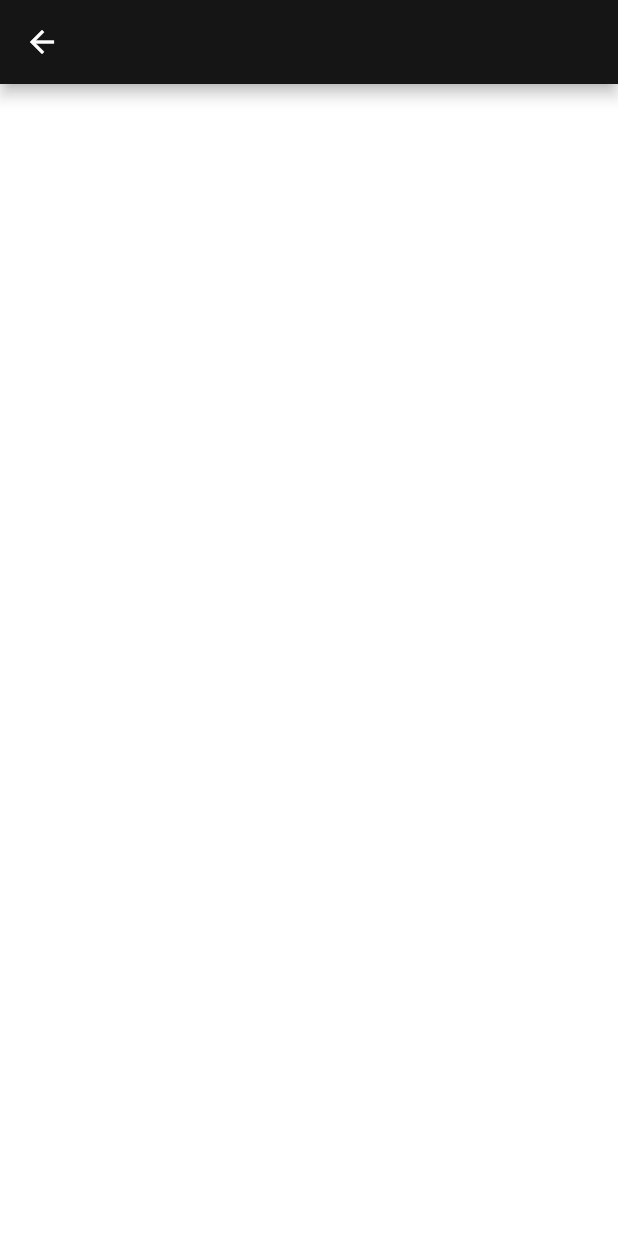
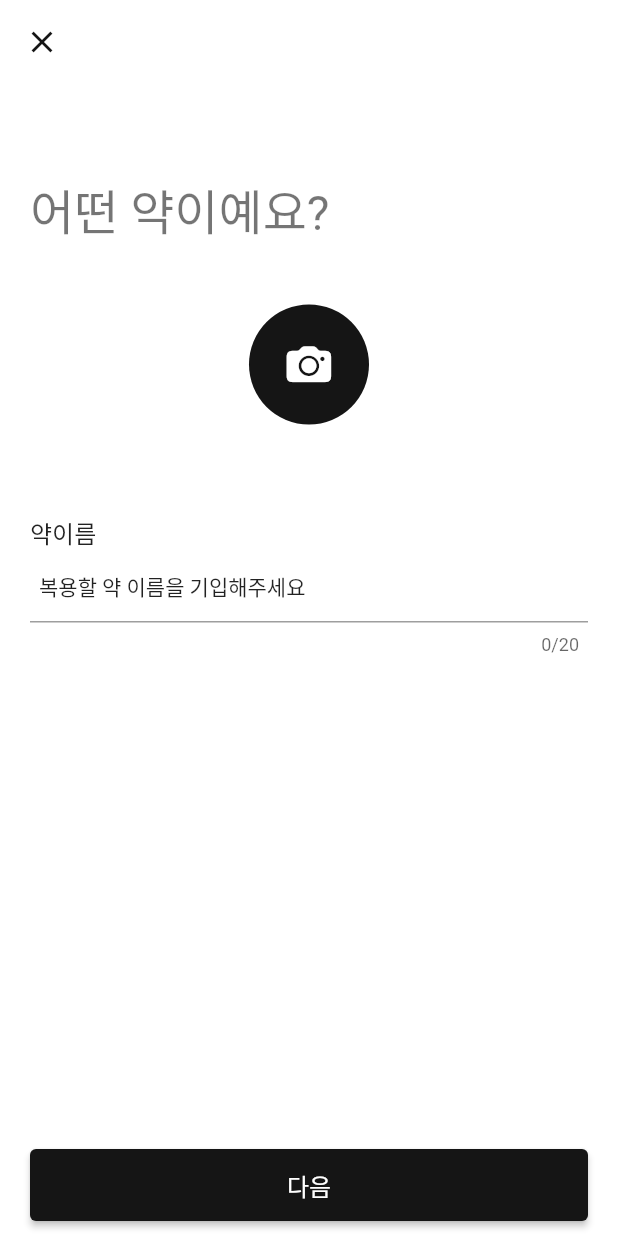
Before and after one commit to An-miyoung/clone_coding_flutter, a Flutter app: the AddMedicinePage screen opened directly, on a phone screen of 412 x 824 dp. Run offline on Flutter 3.47's test engine with Material 2 defaults, Android fonts, the phone set to English and light mode, and no system bars; our stand-ins replace image_picker; Roboto replaces fonts that are missing (GmarketSansTTF).

Commit message:
feat:image_picker

```diff
--- /dev/null
+++ b/lib/component/dory_constants.dart
@@ -0,0 +1,17 @@
+import 'package:flutter/material.dart';
+
+const double regularSpace = 20.0;
+
+const double largeSpace = 40.0;
+
+const double smallSpace = 10.0;
+
+const double submitButtonHeight = 48.0;
+
+const EdgeInsetsGeometry pagePadding = EdgeInsets.all(20.0);
+
+const EdgeInsetsGeometry textFieldContentPadding =
+    EdgeInsets.symmetric(horizontal: 6);
+
+const EdgeInsetsGeometry submitButtonBoxPadding =
+    EdgeInsets.symmetric(horizontal: 20, vertical: 10);
--- a/lib/component/dory_themes.dart
+++ b/lib/component/dory_themes.dart
@@ -8,6 +8,7 @@ class DoryThemes {
         scaffoldBackgroundColor: Colors.white,
         splashColor: Colors.white,
         brightness: Brightness.light,
+        appBarTheme: _appBarTheme,
         textTheme: _textTheme,
       );
 
@@ -18,6 +19,12 @@ class DoryThemes {
         brightness: Brightness.dark,
         textTheme: _textTheme,
       );
+
+  static const AppBarTheme _appBarTheme = AppBarTheme(
+    backgroundColor: Colors.white,
+    iconTheme: IconThemeData(color: DoryColors.primaryColor),
+    elevation: 0,
+  );
 
   static const TextTheme _textTheme = TextTheme(
     headline4: TextStyle(
--- a/lib/pages/add_medicine/add_medicine_page.dart
+++ b/lib/pages/add_medicine/add_medicine_page.dart
@@ -1,12 +1,117 @@
+import 'dart:io';
+
+import 'package:clone_flutter_app/component/dory_constants.dart';
+import 'package:flutter/cupertino.dart';
 import 'package:flutter/material.dart';
+import 'package:image_picker/image_picker.dart';
 
-class AddMedicinePage extends StatelessWidget {
+class AddMedicinePage extends StatefulWidget {
   const AddMedicinePage({Key? key}) : super(key: key);
+
+  @override
+  State<AddMedicinePage> createState() => _AddMedicinePageState();
+}
+
+class _AddMedicinePageState extends State<AddMedicinePage> {
+  final _nameController = TextEditingController();
+  File? _pickedImage;
+
+  @override
+  void dispose() {
+    _nameController.dispose();
+    super.dispose();
+  }
 
   @override
   Widget build(BuildContext context) {
     return Scaffold(
-      appBar: AppBar(),
+      appBar: AppBar(
+        leading: const CloseButton(),
+      ),
+      body: GestureDetector(
+        onTap: () {
+          FocusScope.of(context).unfocus();
+        },
+        child: Padding(
+          padding: pagePadding,
+          child: Column(
+            crossAxisAlignment: CrossAxisAlignment.start,
+            children: [
+              const SizedBox(
+                height: largeSpace,
+              ),
+              Text(
+                "어떤 약이예요?",
+                style: Theme.of(context).textTheme.headline4,
+              ),
+              const SizedBox(
+                height: largeSpace,
+              ),
+              Center(
+                child: CircleAvatar(
+                  radius: 40,
+                  child: CupertinoButton(
+                    padding: _pickedImage == null ? null : EdgeInsets.zero,
+                    onPressed: () {
+                      ImagePicker()
+                          .pickImage(source: ImageSource.gallery)
+                          .then((xFile) {
+                        if (xFile == null) return;
+                        setState(() {
+                          _pickedImage = File(xFile.path);
+                        });
+                      });
+                    },
+                    child: _pickedImage == null
+                        ? const Icon(
+                            CupertinoIcons.photo_camera_solid,
+                            size: 30,
+                            color: Colors.white,
+                          )
+                        : CircleAvatar(
+                            radius: 40,
+                            foregroundImage: FileImage(_pickedImage!),
+                          ),
+                  ),
+                ),
+              ),
+              const SizedBox(
+                height: largeSpace + regularSpace,
+              ),
+              Text(
+                "약이름",
+                style: Theme.of(context).textTheme.subtitle1,
+              ),
+              TextFormField(
+                controller: _nameController,
+                maxLength: 20,
+                keyboardType: TextInputType.text,
+                textInputAction: TextInputAction.done,
+                style: Theme.of(context).textTheme.bodyText1,
+                decoration: InputDecoration(
+                  hintText: "복용할 약 이름을 기입해주세요",
+                  hintStyle: Theme.of(context).textTheme.bodyText2,
+                  contentPadding: textFieldContentPadding,
+                ),
+              ),
+            ],
+          ),
+        ),
+      ),
+      bottomNavigationBar: SafeArea(
+        child: Padding(
+          padding: submitButtonBoxPadding,
+          child: SizedBox(
+            height: submitButtonHeight,
+            child: ElevatedButton(
+              onPressed: () {},
+              style: ElevatedButton.styleFrom(
+                  textStyle: Theme.of(context).textTheme.subtitle1),
+              child: const Text("다음"),
+            ),
+          ),
+        ),
+      ),
     );
   }
 }
--- a/pubspec.yaml
+++ b/pubspec.yaml
@@ -33,6 +33,9 @@ dependencies:
   # The following adds the Cupertino Icons font to your application.
   # Use with the CupertinoIcons class for iOS style icons.
   cupertino_icons: ^1.0.2
+
+  # get image
+  image_picker: ^0.8.5+3
 
 dev_dependencies:
   flutter_test:
```
Also changed, not shown: pubspec.lock, 10 other files.
